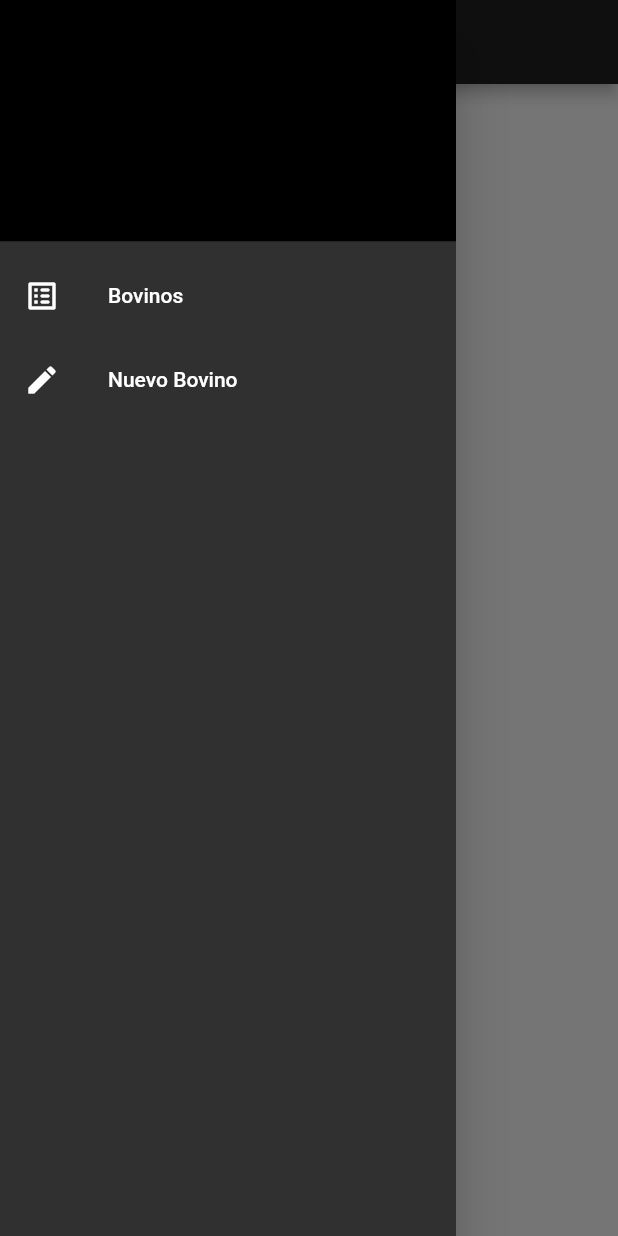
After one commit to F4brii/cliente-dart, a Flutter app: the NewBovinesWidget screen opened directly, with the side drawer open, on a phone screen of 412 x 824 dp. The commit adds this screen. Run offline on Flutter 3.47's test engine with Material 2 defaults, Android fonts, the phone set to English and light mode, and no system bars; our stand-ins replace flutter_login; network calls fail.

Commit message:
Estrutura del menu completa

```diff
--- /dev/null
+++ b/lib/page/new-bovine-page.dart
@@ -0,0 +1,50 @@
+import 'package:flutter/material.dart';
+
+import 'bovines.page.dart';
+
+class NewBovinesScreen extends StatelessWidget {
+  @override
+  Widget build(BuildContext context) {
+    return MaterialApp(
+        title: "Menu", home: NewBovinesWidget(), theme: ThemeData.dark());
+  }
+}
+
+class NewBovinesWidget extends StatelessWidget {
+  @override
+  Widget build(BuildContext context) {
+    return Scaffold(
+      appBar: AppBar(
+        title: const Text('Ganadero App'),
+      ),
+      drawer: Drawer(
+        child: ListView(
+          padding: EdgeInsets.zero,
+          children: <Widget>[
+            DrawerHeader(
+              decoration: BoxDecoration(
+                color: Colors.black,
+              ),
+              child: Text(""),
+            ),
+            ListTile(
+                leading: Icon(Icons.list_alt_rounded),
+                title: Text('Bovinos'),
+                onTap: () {
+                  Navigator.push(
+                    context,
+                    MaterialPageRoute(builder: (context) => BovinesScreen()),
+                  );
+                }),
+            ListTile(
+              leading: Icon(Icons.create),
+              title: Text('Nuevo Bovino'),
+            ),
+          ],
+        ),
+      ),
+      backgroundColor: Colors.white,
+      body: Container(),
+    );
+  }
+}
```
Also changed, not shown: lib/page/bovines.page.dart (added, +50 -0 lines), lib/page/menu-page.dart (+18 -4 lines).
